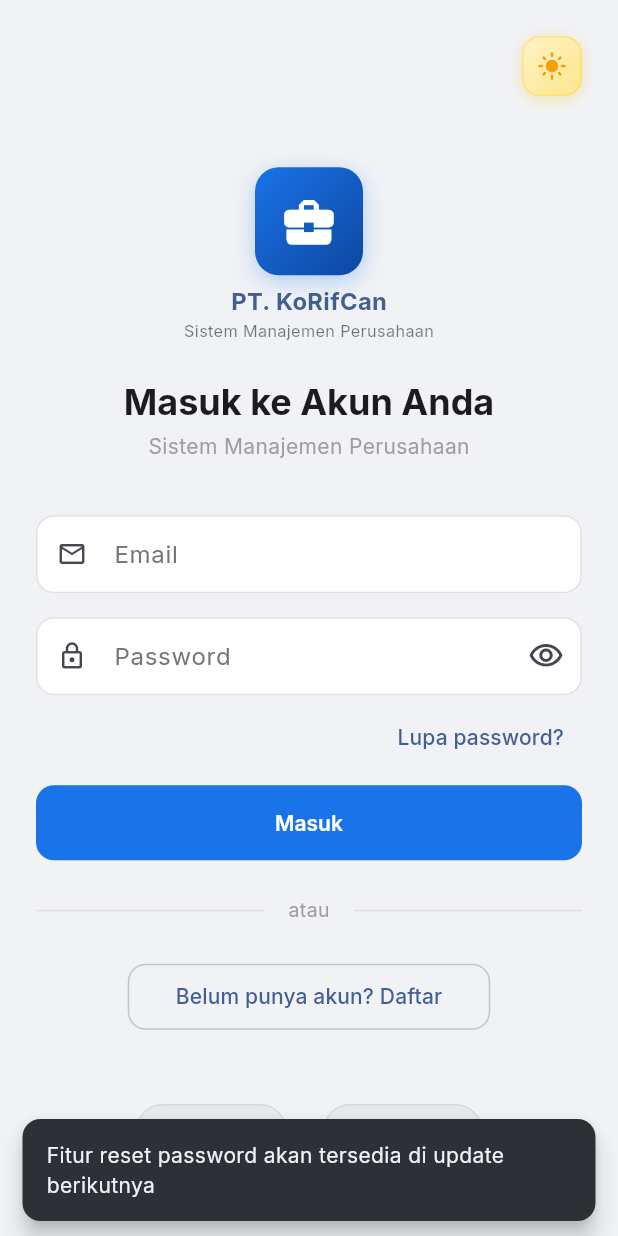
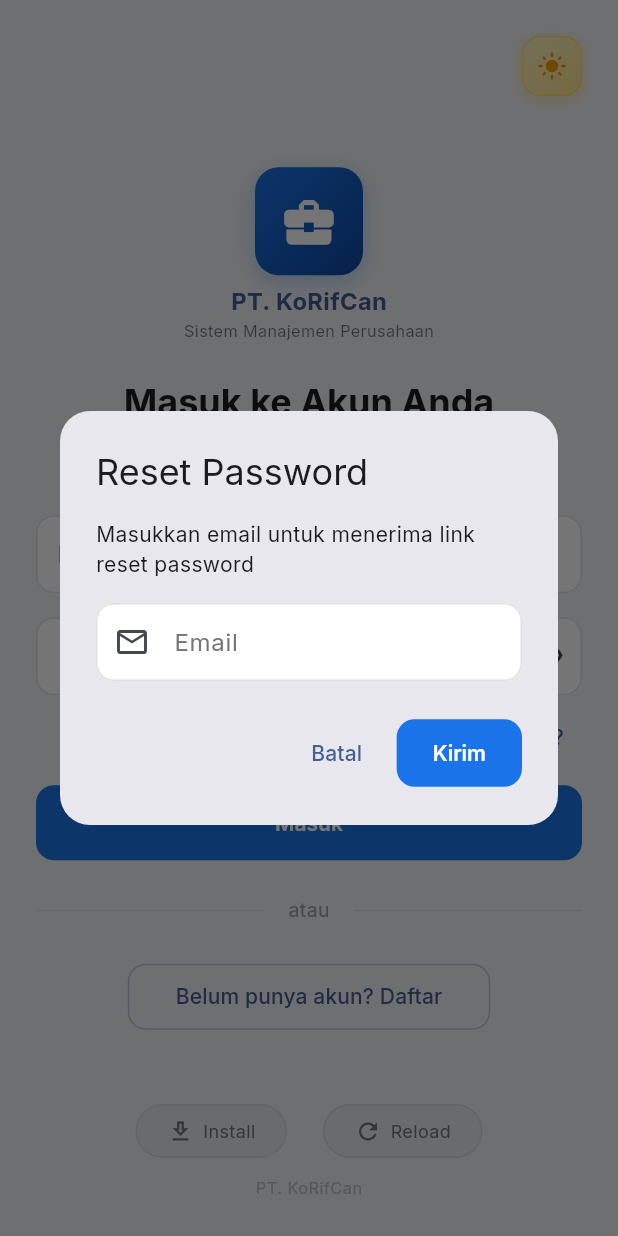
Before and after one commit to KoRifCan/Sistem-Manajemen-Perusahaan, a Flutter app: the screen it shows after launch, after a tap on "Lupa password?", on a phone screen of 412 x 824 dp. Run offline on Flutter 3.47's test engine with Material 3 defaults, Android fonts, the phone set to English and light mode, and no system bars; our stand-ins replace cloud_firestore, cloud_functions, file_picker, firebase_auth, firebase_core, firebase_messaging and 7 more; missing offline and left inert: dart:js_util; accounts and stored records are empty.

Commit message:
feat: auth persistence, export PDF/CSV, change/reset password, proses payroll

```diff
--- a/frontend/lib/core/utils/helpers.dart
+++ b/frontend/lib/core/utils/helpers.dart
@@ -41,6 +41,11 @@ class Helpers {
     return '${joinDate.year}${joinDate.month.toString().padLeft(2, '0')}${sequence.toString().padLeft(4, '0')}';
   }
 
+  static const List<String> monthNames = [
+    'Januari', 'Februari', 'Maret', 'April', 'Mei', 'Juni',
+    'Juli', 'Agustus', 'September', 'Oktober', 'November', 'Desember',
+  ];
+
   static int calculateLeaveDays(DateTime start, DateTime end) {
     int days = 0;
     DateTime current = start;
--- a/frontend/lib/presentation/pages/auth/login_page.dart
+++ b/frontend/lib/presentation/pages/auth/login_page.dart
@@ -55,6 +55,55 @@ class _LoginPageState extends State<LoginPage> {
     if (success && mounted) {
       context.go('/dashboard');
     }
+  }
+
+  void _showResetPasswordDialog(BuildContext context) {
+    final emailController = TextEditingController();
+    showDialog(
+      context: context,
+      builder: (context) => AlertDialog(
+        title: const Text('Reset Password'),
+        content: Column(
+          mainAxisSize: MainAxisSize.min,
+          children: [
+            const Text('Masukkan email untuk menerima link reset password'),
+            const SizedBox(height: 16),
+            TextField(
+              controller: emailController,
+              keyboardType: TextInputType.emailAddress,
+              decoration: const InputDecoration(
+                labelText: 'Email',
+                prefixIcon: Icon(Icons.email_outlined),
+              ),
+            ),
+          ],
+        ),
+        actions: [
+          TextButton(onPressed: () => Navigator.pop(context), child: const Text('Batal')),
+          ElevatedButton(
+            onPressed: () async {
+              if (emailController.text.isEmpty) return;
+              Navigator.pop(context);
+              try {
+                await context.read<AuthProvider>().resetPassword(emailController.text.trim());
+                if (mounted) {
+                  ScaffoldMessenger.of(context).showSnackBar(
+                    SnackBar(content: Text('Link reset password telah dikirim ke ${emailController.text.trim()}')),
+                  );
+                }
+              } catch (e) {
+                if (mounted) {
+                  ScaffoldMessenger.of(context).showSnackBar(
+                    SnackBar(content: Text('Gagal: ${e.toString().replaceAll("Exception: ", "")}')),
+                  );
+                }
+              }
+            },
+            child: const Text('Kirim'),
+          ),
+        ],
+      ),
+    );
   }
 
   @override
@@ -140,11 +189,7 @@ class _LoginPageState extends State<LoginPage> {
                           Align(
                             alignment: Alignment.centerRight,
                             child: TextButton(
-                              onPressed: () {
-                                ScaffoldMessenger.of(context).showSnackBar(
-                                  const SnackBar(content: Text('Fitur reset password akan tersedia di update berikutnya')),
-                                );
-                              },
+                              onPressed: () => _showResetPasswordDialog(context),
                               style: TextButton.styleFrom(foregroundColor: theme.colorScheme.primary),
                               child: const Text('Lupa password?'),
                             ),
--- a/frontend/lib/presentation/providers/auth_provider.dart
+++ b/frontend/lib/presentation/providers/auth_provider.dart
@@ -7,25 +7,31 @@ class AuthProvider extends ChangeNotifier {
   final AuthRepository _repository = AuthRepository();
   UserModel? _user;
   bool _isLoading = false;
+  bool _isInitialized = false;
   String? _error;
   StreamSubscription? _authSub;
   StreamSubscription? _userSub;
 
   UserModel? get user => _user;
   bool get isLoading => _isLoading;
+  bool get isInitialized => _isInitialized;
   bool get isAuthenticated => _user != null;
   String? get error => _error;
 
   AuthProvider() {
     _authSub = _repository.authStateChanges.listen((firebaseUser) {
       if (firebaseUser == null) {
-      _userSub?.cancel();
+        _userSub?.cancel();
         _user = null;
-        notifyListeners();
       } else {
         _loadUser();
       }
-    }, onError: (e) => debugPrint('AuthProvider stream error: $e'));
+      _isInitialized = true;
+      notifyListeners();
+    }, onError: (e) {
+      _isInitialized = true;
+      notifyListeners();
+    });
   }
 
   void _loadUser() {
@@ -80,6 +86,22 @@ class AuthProvider extends ChangeNotifier {
     notifyListeners();
   }
 
+  Future<void> changePassword(String currentPassword, String newPassword) async {
+    try {
+      await _repository.changePassword(currentPassword, newPassword);
+    } catch (e) {
+      rethrow;
+    }
+  }
+
+  Future<void> resetPassword(String email) async {
+    try {
+      await _repository.resetPassword(email);
+    } catch (e) {
+      rethrow;
+    }
+  }
+
   void clearError() {
     _error = null;
     notifyListeners();
--- a/frontend/lib/presentation/routes/app_router.dart
+++ b/frontend/lib/presentation/routes/app_router.dart
@@ -1,6 +1,7 @@
 import 'package:flutter/material.dart';
 import 'package:go_router/go_router.dart';
-import '../../core/constants/app_constants.dart';
+import 'package:provider/provider.dart';
+import '../providers/auth_provider.dart';
 import '../pages/auth/login_page.dart';
 import '../pages/auth/register_page.dart';
 import '../pages/dashboard/dashboard_page.dart';
@@ -25,6 +26,16 @@ import '../widgets/main_scaffold.dart';
 class AppRouter {
   final GoRouter router = GoRouter(
     initialLocation: '/login',
+    redirect: (context, state) {
+      final auth = context.read<AuthProvider>();
+      if (!auth.isInitialized) return null;
+      final isLoggedIn = auth.isAuthenticated;
+      final isLoginRoute = state.matchedLocation == '/login';
+      final isRegisterRoute = state.matchedLocation == '/register';
+      if (isLoggedIn && (isLoginRoute || isRegisterRoute)) return '/dashboard';
+      if (!isLoggedIn && !isLoginRoute && !isRegisterRoute) return '/login';
+      return null;
+    },
     routes: [
       GoRoute(
         path: '/login',
```
Also changed, not shown: frontend/lib/core/utils/export_utils.dart (added, +101 -0 lines), frontend/lib/presentation/pages/payroll/payroll_page.dart (+49 -5 lines), frontend/lib/presentation/pages/payroll/payslip_detail_page.dart (+17 -2 lines), frontend/lib/presentation/pages/report/report_page.dart (+5 -2 lines), frontend/lib/presentation/pages/settings/settings_page.dart (+24 -4 lines), frontend/lib/presentation/providers/payroll_provider.dart (+18 -0 lines).
